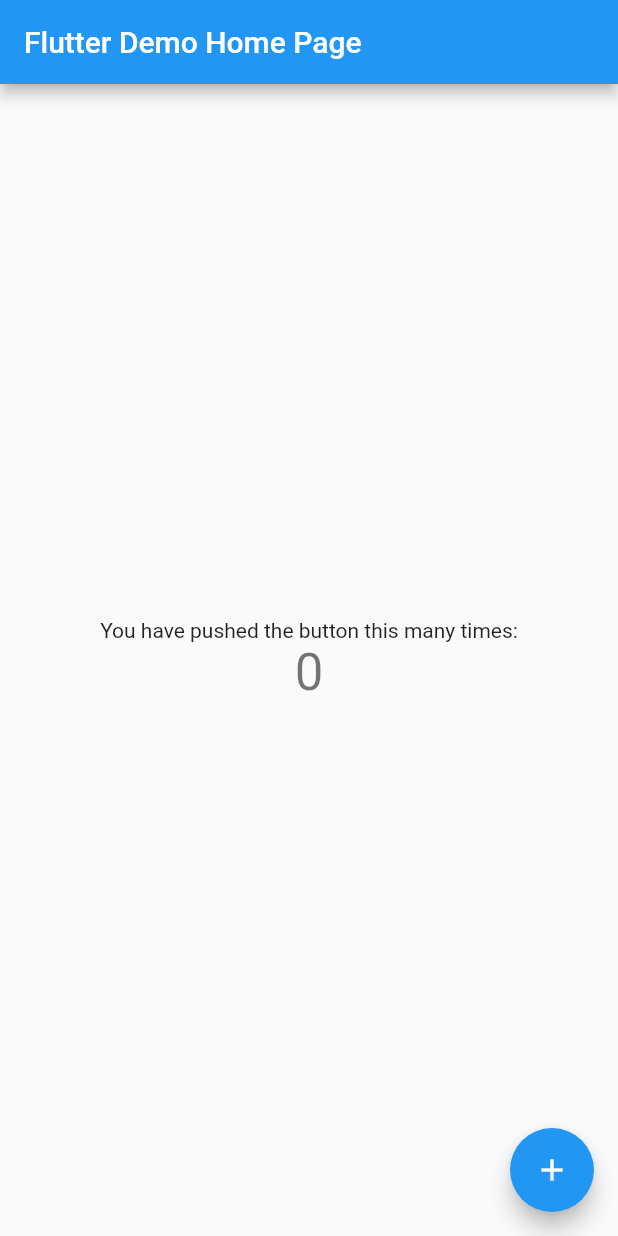
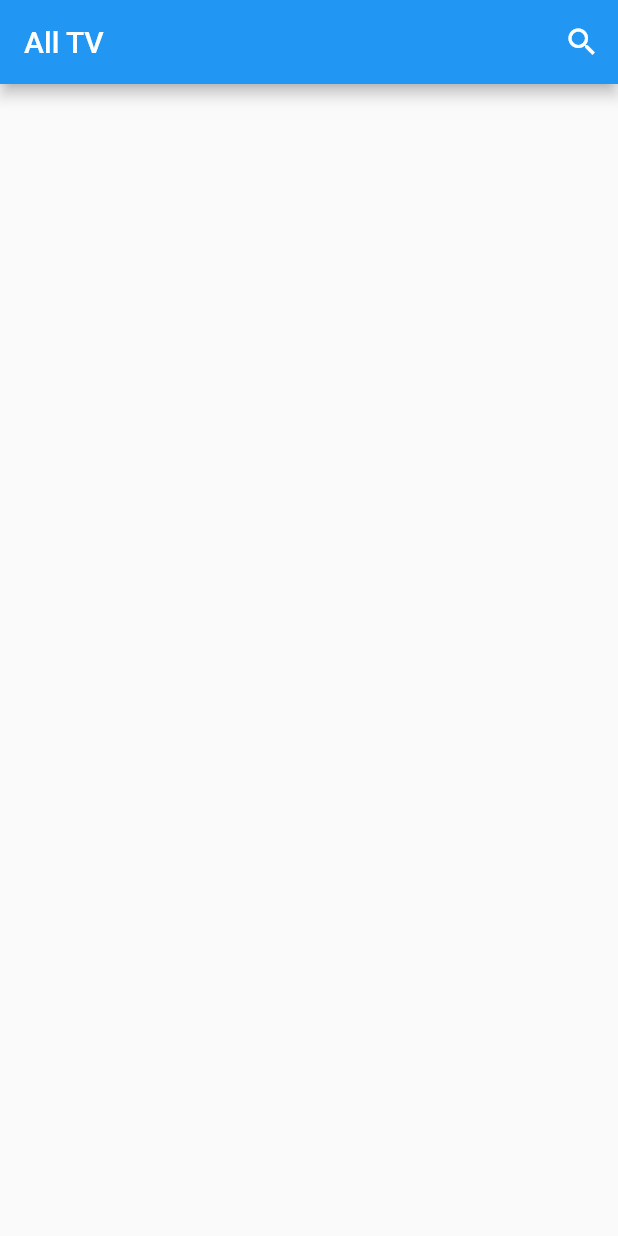
Before and after one commit to AbirAhsan/AllTV, a Flutter app: the screen it shows after launch, on a phone screen of 412 x 824 dp. Run offline on Flutter 3.47's test engine with Material 2 defaults, Android fonts, the phone set to English and light mode, and no system bars.

Commit message:
add appbar with search icon

```diff
--- /dev/null
+++ b/lib/homepage.dart
@@ -0,0 +1,22 @@
+import 'package:flutter/cupertino.dart';
+import 'package:flutter/material.dart';
+
+class HomePage extends StatelessWidget {
+  @override
+  Widget build(BuildContext context) {
+    return Scaffold(
+      appBar: AppBar(
+        title: Text("All TV"),
+        actions: [
+          IconButton(
+            icon: Icon(Icons.search),
+            onPressed: () {
+              print("Clicked on Search Icon");
+            },
+          ),
+        ],
+      ),
+      body: Container(),
+    );
+  }
+}
--- a/lib/main.dart
+++ b/lib/main.dart
@@ -1,117 +1,22 @@
 import 'package:flutter/material.dart';
 
+import 'homepage.dart';
+
 void main() {
-  runApp(MyApp());
+  runApp(AllTV());
 }
 
-class MyApp extends StatelessWidget {
+class AllTV extends StatelessWidget {
   // This widget is the root of your application.
   @override
   Widget build(BuildContext context) {
     return MaterialApp(
-      title: 'Flutter Demo',
+      title: "All TV",
       theme: ThemeData(
-        // This is the theme of your application.
-        //
-        // Try running your application with "flutter run". You'll see the
-        // application has a blue toolbar. Then, without quitting the app, try
-        // changing the primarySwatch below to Colors.green and then invoke
-        // "hot reload" (press "r" in the console where you ran "flutter run",
-        // or simply save your changes to "hot reload" in a Flutter IDE).
-        // Notice that the counter didn't reset back to zero; the application
-        // is not restarted.
         primarySwatch: Colors.blue,
-        // This makes the visual density adapt to the platform that you run
-        // the app on. For desktop platforms, the controls will be smaller and
-        // closer together (more dense) than on mobile platforms.
         visualDensity: VisualDensity.adaptivePlatformDensity,
       ),
-      home: MyHomePage(title: 'Flutter Demo Home Page'),
+      home: HomePage(),
     );
   }
 }
-
-class MyHomePage extends StatefulWidget {
-  MyHomePage({Key key, this.title}) : super(key: key);
-
-  // This widget is the home page of your application. It is stateful, meaning
-  // that it has a State object (defined below) that contains fields that affect
-  // how it looks.
-
-  // This class is the configuration for the state. It holds the values (in this
-  // case the title) provided by the parent (in this case the App widget) and
-  // used by the build method of the State. Fields in a Widget subclass are
-  // always marked "final".
-
-  final String title;
-
-  @override
-  _MyHomePageState createState() => _MyHomePageState();
-}
-
-class _MyHomePageState extends State<MyHomePage> {
-  int _counter = 0;
-
-  void _incrementCounter() {
-    setState(() {
-      // This call to setState tells the Flutter framework that something has
-      // changed in this State, which causes it to rerun the build method below
-      // so that the display can reflect the updated values. If we changed
-      // _counter without calling setState(), then the build method would not be
-      // called again, and so nothing would appear to happen.
-      _counter++;
-    });
-  }
-
-  @override
-  Widget build(BuildContext context) {
-    // This method is rerun every time setState is called, for instance as done
-    // by the _incrementCounter method above.
-    //
-    // The Flutter framework has been optimized to make rerunning build methods
-    // fast, so that you can just rebuild anything that needs updating rather
-    // than having to individually change instances of widgets.
-    return Scaffold(
-      appBar: AppBar(
-        // Here we take the value from the MyHomePage object that was created by
-        // the App.build method, and use it to set our appbar title.
-        title: Text(widget.title),
-      ),
-      body: Center(
-        // Center is a layout widget. It takes a single child and positions it
-        // in the middle of the parent.
-        child: Column(
-          // Column is also a layout widget. It takes a list of children and
-          // arranges them vertically. By default, it sizes itself to fit its
-          // children horizontally, and tries to be as tall as its parent.
-          //
-          // Invoke "debug painting" (press "p" in the console, choose the
-          // "Toggle Debug Paint" action from the Flutter Inspector in Android
-          // Studio, or the "Toggle Debug Paint" command in Visual Studio Code)
-          // to see the wireframe for each widget.
-          //
-          // Column has various properties to control how it sizes itself and
-          // how it positions its children. Here we use mainAxisAlignment to
-          // center the children vertically; the main axis here is the vertical
-          // axis because Columns are vertical (the cross axis would be
-          // horizontal).
-          mainAxisAlignment: MainAxisAlignment.center,
-          children: <Widget>[
-            Text(
-              'You have pushed the button this many times:',
-            ),
-            Text(
-              '$_counter',
-              style: Theme.of(context).textTheme.headline4,
-            ),
-          ],
-        ),
-      ),
-      floatingActionButton: FloatingActionButton(
-        onPressed: _incrementCounter,
-        tooltip: 'Increment',
-        child: Icon(Icons.add),
-      ), // This trailing comma makes auto-formatting nicer for build methods.
-    );
-  }
-}
```
Also changed, not shown: 1 other file.
